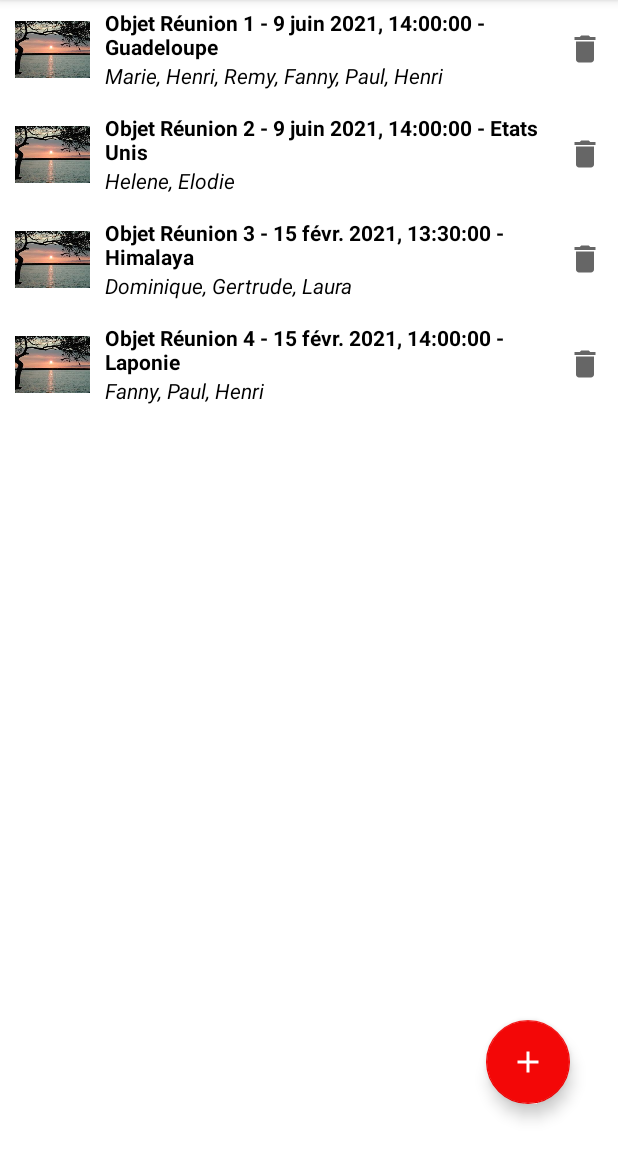
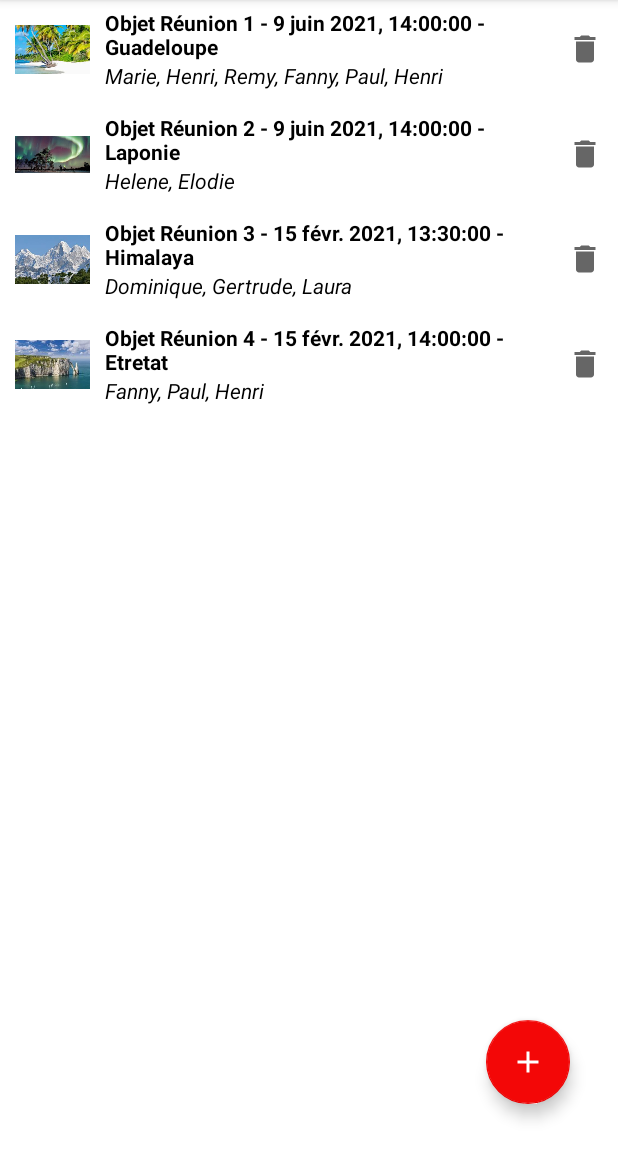
Before and after one commit to elonaenjy/MaReu, an Android app: the screen it shows after launch (MeetingMainActivity), on a phone screen of 412 x 824 dp, the part 84-1236 px from its top. Run offline under Robolectric (Android 15) with nearby library versions, the phone set to English and light mode, and no system bars.

Commit message:
correction affichage image

```diff
--- a/app/src/main/java/com/example/mareu/Activity/MyAdapter.java
+++ b/app/src/main/java/com/example/mareu/Activity/MyAdapter.java
@@ -1,5 +1,6 @@
 package com.example.mareu.Activity;
 
+import android.content.Context;
 import android.view.LayoutInflater;
 import android.view.View;
 import android.view.ViewGroup;
@@ -11,14 +12,12 @@ import android.widget.Toast;
 import androidx.annotation.NonNull;
 import androidx.recyclerview.widget.RecyclerView;
 
+import com.bumptech.glide.Glide;
 import com.example.mareu.R;
 import com.example.mareu.Model.Meeting;
 import com.example.mareu.Model.Room;
 
 import com.example.mareu.Service.MeetingApiService;
-
-import com.bumptech.glide.Glide;
-import com.bumptech.glide.request.RequestOptions;
 
 import java.text.DateFormat;
 import java.util.Date;
@@ -29,24 +28,22 @@ import java.util.Locale;
  * {@link RecyclerView.Adapter} that can display a {@link Meeting}.
  */
 public class MyAdapter extends RecyclerView.Adapter<MyAdapter.MyViewHolder> {
-
     private static final String TEXT_SEPARATOR = " - ";
     private List<Meeting> mMeetings;
     private MeetingApiService apiService;
+    private Context context;
 
     @NonNull
     @Override
     public MyAdapter.MyViewHolder onCreateViewHolder(@NonNull ViewGroup parent, int viewType) {
-        View view = LayoutInflater.from( parent.getContext() )
+            context = parent.getContext();
+            View view = LayoutInflater.from( parent.getContext() )
                 .inflate( R.layout.fragment_item_list, parent, false );
         return new MyViewHolder( view );
     }
 
     @Override
     public void onBindViewHolder(@NonNull MyViewHolder holder, final int position) {
-
-        // Call the ApiService
-//        apiService = DI.getMeetingApiService();
 
         // First line of the meeting : Subject - StartDate - Room
         String subjectMeeting = mMeetings.get( position ).getMeetingSubject();
@@ -56,19 +53,16 @@ public class MyAdapter extends RecyclerView.Adapter<MyAdapter.MyViewHolder> {
                 DateFormat.MEDIUM,
                 DateFormat.MEDIUM, new Locale("FR","fr"));
 
-        long mId = mMeetings.get(position).getIdRoom();
+        int mId = (int) mMeetings.get(position).getIdRoom();
+        System.out.println("mId : "+mId);
+
         List<Room> lRoomMeeting = Room.generateRooms();
-        String mRoomName = lRoomMeeting.get( (int) mId ).getRoomName();
-        String mRoomImage = lRoomMeeting.get( (int) mId ).getRoomImage();
-        System.out.println(mRoomImage);
+        String mRoomName = lRoomMeeting.get( mId-1 ).getRoomName();
 
-//        Glide.with(holder.mMeetingRoomImage.getContext())
- //               .load(mRoomImage)
- //               .apply(RequestOptions.circleCropTransform())
- //               .into(holder.mMeetingRoomImage);
+        String mRoomImage = lRoomMeeting.get( mId-1 ).getRoomImage();
 
-
-        holder.mMeetingRoomImage.setImageResource(R.drawable.cascade);
+        Integer keyImg= context.getResources().getIdentifier(mRoomImage, "drawable", context.getPackageName());
+        holder.mMeetingRoomImage.setImageResource( keyImg);
 
         // TextHolder for the first line
         String mFirstLineString = subjectMeeting + TEXT_SEPARATOR + shortDateFormat.format( mDateDebut ) + TEXT_SEPARATOR + mRoomName ;
@@ -106,10 +100,10 @@ public class MyAdapter extends RecyclerView.Adapter<MyAdapter.MyViewHolder> {
     }
 
     static class MyViewHolder extends RecyclerView.ViewHolder {
-        final ImageView mMeetingRoomImage;
-        final TextView mFirstLine;
-        final TextView mSecondLine;
-        final ImageButton mButtonDeleteMeeting;
+        ImageView mMeetingRoomImage;
+        TextView mFirstLine;
+        TextView mSecondLine;
+        ImageButton mButtonDeleteMeeting;
 
         MyViewHolder(@NonNull View itemView) {
             super( itemView );
--- a/app/src/main/java/com/example/mareu/Model/Meeting.java
+++ b/app/src/main/java/com/example/mareu/Model/Meeting.java
@@ -8,22 +8,22 @@ import java.util.List;
 public class Meeting {
 
     private static List<Meeting> DUMMY_MEETINGS = Arrays.asList(
-            new Meeting( 1,3,  "Objet Réunion 1",
+            new Meeting( 1,4,  "Objet Réunion 1",
                     new java.sql.Date(Long.parseLong("1623247200000")),
                     new java.sql.Date(Long.parseLong("1623250800000")),
                     ("Marie, Henri, Remy, Fanny, Paul, Henri")
             ),
-            new Meeting( 2,4,  "Objet Réunion 2",
+            new Meeting( 2,3,  "Objet Réunion 2",
                     new java.sql.Date(Long.parseLong("1623247200000")),
                     new java.sql.Date(Long.parseLong("1623250800000")),
                     ("Helene, Elodie")
             ),
-            new Meeting( 3, 1, "Objet Réunion 3",
+            new Meeting( 3, 2, "Objet Réunion 3",
                     new java.sql.Date(Long.parseLong("1613395800000")),
                     new java.sql.Date(Long.parseLong("1613399400000")),
                     ("Dominique, Gertrude, Laura")
             ),
-            new Meeting( 4, 2, "Objet Réunion 4",
+            new Meeting( 4, 1, "Objet Réunion 4",
                     new java.sql.Date(Long.parseLong("1613397600000")),
                     new java.sql.Date(Long.parseLong("1613399400000")),
                     ("Fanny, Paul, Henri")
@@ -38,12 +38,12 @@ public class Meeting {
     /**
      * Identifier
      */
-    public long idMeeting;
+    public int idMeeting;
 
     /**
      * Identifier
      */
-    public long idRoom;
+    public int idRoom;
 
     /**
      * Full subject
@@ -65,7 +65,7 @@ public class Meeting {
      */
     public String meetingGuestList;
 
-    public Meeting(long idMeeting, long idRoom, String meetingSubject, Date meetingDateDebut, Date meetingDateFin, String meetingGuestList) {
+    public Meeting(int idMeeting, int idRoom, String meetingSubject, Date meetingDateDebut, Date meetingDateFin, String meetingGuestList) {
         this.idMeeting = idMeeting;
         this.idRoom = idRoom;
         this.meetingSubject = meetingSubject;
@@ -78,7 +78,7 @@ public class Meeting {
         return idMeeting;
     }
 
-    public void setIdMeeting(long idMeeting) {
+    public void setIdMeeting(int idMeeting) {
         this.idMeeting = idMeeting;
     }
 
@@ -86,7 +86,7 @@ public class Meeting {
         return idRoom;
     }
 
-    public void setIdRoom(long idRoom) {
+    public void setIdRoom(int idRoom) {
         this.idRoom = idRoom;
     }
 
--- a/app/src/main/java/com/example/mareu/Model/Room.java
+++ b/app/src/main/java/com/example/mareu/Model/Room.java
@@ -6,29 +6,29 @@ import java.util.List;
 
 public class Room {
 
-    private long mId;
+    private int mId;
     private String mRoomName;
     private long mSeats;
     private String mImage;
     private static final List<Room> DUMMY_ROOMS = Arrays.asList(
-            new Room( 1, "Etretat", 3 , "etretat.jpg"),
-            new Room( 2, "Himalaya", 10, "himalaya.jpg" ),
-            new Room( 3, "Laponie", 5, "laponie.jpg" ),
-            new Room( 4, "Guadeloupe", 7, "guadeloupe.jpg" ),
-            new Room( 5, "Etats Unis", 2, "canyon.jpg" ),
-            new Room( 6, "Madagascar", 5,"madagascar.jpg" ),
-            new Room( 7, "Rome", 20, "rome.jpg" ),
-            new Room( 8, "Tahiti", 10, "tahiti.jpg" ),
-            new Room( 9, "Thaïlande", 5, "thaïlande.jpg" ),
-            new Room( 10, "Vietnam", 5, "vietnam.jpg"),
-            new Room( 11, "Russie", 5, "kremlin.jpg")
+            new Room( 1, "Etretat", 3 , "etretat"),
+            new Room( 2, "Himalaya", 10, "himalaya" ),
+            new Room( 3, "Laponie", 5, "laponie" ),
+            new Room( 4, "Guadeloupe", 7, "guadeloupe" ),
+            new Room( 5, "Italie", 2, "rome" ),
+            new Room( 6, "Madagascar", 5,"madagascar" ),
+            new Room( 7, "Rome", 20, "rome" ),
+            new Room( 8, "Tahiti", 10, "tahiti" ),
+            new Room( 9, "Thaïlande", 5, "thaïlande" ),
+            new Room( 10, "Vietnam", 5, "vietnam"),
+            new Room( 11, "Russie", 5, "kremlin")
     );
 
     public static List<Room> generateRooms() {
         return DUMMY_ROOMS;
     }
 
-    public Room(long id, String mName, long seats, String image) {
+    public Room(int id, String mName, long seats, String image) {
         mId = id;
         mRoomName = mName;
         mSeats = seats;
```
Also changed, not shown: app/src/main/res/drawable/cascade.jpg (deleted).
